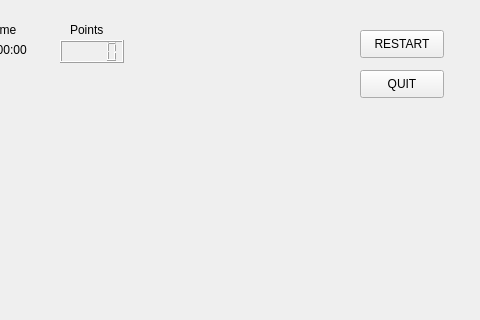
eerotarri/Programming-2, file student/13/match3/mainwindow.ui: the form before one commit; both pictures show x 320 to 800 and y 0 to 320 of the 800 by 600 pixel window.
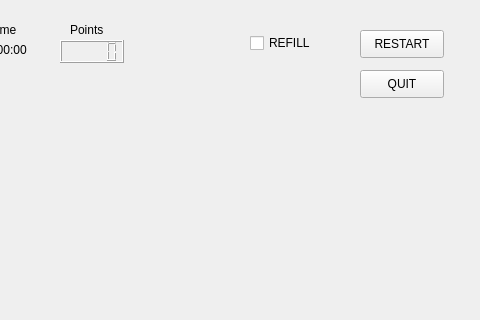
The form after the commit.

The edit to the form file:
```diff
--- a/student/13/match3/mainwindow.ui
+++ b/student/13/match3/mainwindow.ui
@@ -160,6 +160,19 @@
      <string>QUIT</string>
     </property>
    </widget>
+   <widget class="QCheckBox" name="refillBox">
+    <property name="geometry">
+     <rect>
+      <x>570</x>
+      <y>30</y>
+      <width>91</width>
+      <height>26</height>
+     </rect>
+    </property>
+    <property name="text">
+     <string>REFILL</string>
+    </property>
+   </widget>
   </widget>
   <widget class="QMenuBar" name="menubar">
    <property name="geometry">
```
